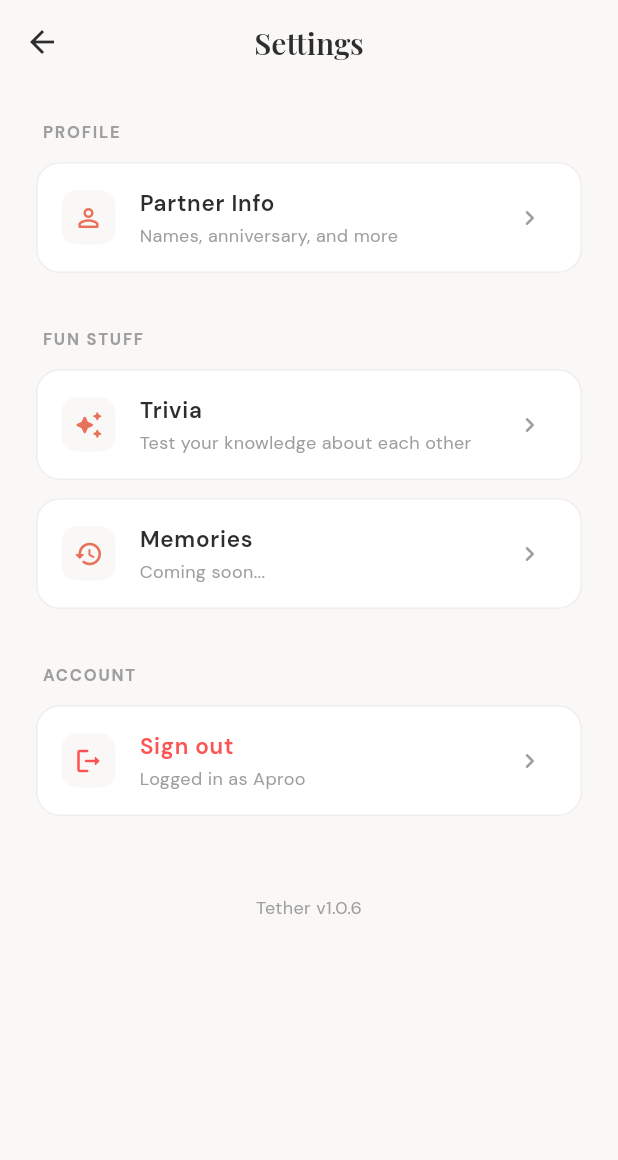
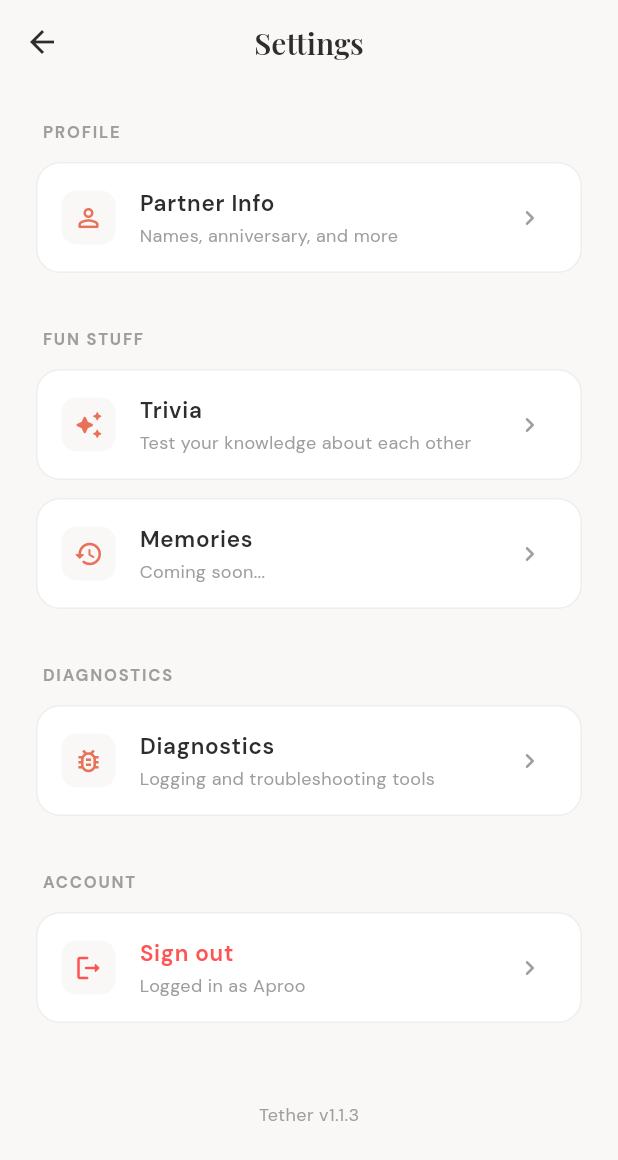
Before and after one commit to dwaipayanray95/tether, a Flutter app: the screen it shows once a user with an empty profile is signed in, after a tap on the "favorite" icon, on a phone screen of 412 x 824 dp. Shown: the top 1160 px of the screen. Run offline on Flutter 3.47's test engine with Material 3 defaults, Android fonts, the phone set to English and light mode, and no system bars; our stand-ins replace cloud_firestore, dio, firebase_auth, firebase_core, firebase_messaging, flutter_local_notifications and 11 more; missing offline and left inert: dart_jsonwebtoken, flutter_ringtone_player, flutter_webrtc; accounts and stored records are empty; network calls fail.

Commit message:
fix(settings): read version dynamically from package_info_plus
Replaces hardcoded 'v1.0.9' with a FutureBuilder that reads the real version
from pubspec.yaml at runtime — always in sync with the installed build.

Co-Authored-By: Claude Sonnet 4.6 <noreply@anthropic.com>

```diff
--- a/lib/screens/settings_screen.dart
+++ b/lib/screens/settings_screen.dart
@@ -1,7 +1,9 @@
 import 'package:flutter/material.dart';
 import 'package:google_fonts/google_fonts.dart';
+import 'package:package_info_plus/package_info_plus.dart';
 import '../services/auth_service.dart';
 import '../theme/app_theme.dart';
+import 'diagnostics_screen.dart';
 
 class SettingsScreen extends StatelessWidget {
   const SettingsScreen({super.key});
@@ -40,6 +42,17 @@ class SettingsScreen extends StatelessWidget {
             onTap: () {},
           ),
           const SizedBox(height: 24),
+          _buildSectionHeader('Diagnostics'),
+          _buildTile(
+            icon: Icons.bug_report_outlined,
+            title: 'Diagnostics',
+            subtitle: 'Logging and troubleshooting tools',
+            onTap: () => Navigator.push(
+              context,
+              MaterialPageRoute(builder: (_) => const DiagnosticsScreen()),
+            ),
+          ),
+          const SizedBox(height: 24),
           _buildSectionHeader('Account'),
           _buildTile(
             icon: Icons.logout_rounded,
@@ -50,12 +63,18 @@ class SettingsScreen extends StatelessWidget {
           ),
           const SizedBox(height: 40),
           Center(
-            child: Text(
-              'Tether v1.0.6',
-              style: GoogleFonts.dmSans(
-                color: AppTheme.textMuted,
-                fontSize: 12,
-              ),
+            child: FutureBuilder<PackageInfo>(
+              future: PackageInfo.fromPlatform(),
+              builder: (context, snap) {
+                final version = snap.data?.version ?? '…';
+                return Text(
+                  'Tether v$version',
+                  style: GoogleFonts.dmSans(
+                    color: AppTheme.textMuted,
+                    fontSize: 12,
+                  ),
+                );
+              },
             ),
           ),
         ],
```
